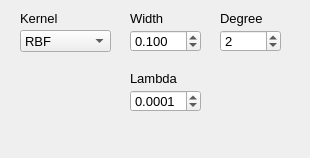
This is _AlgorithmsPlugins/KernelMethods/paramsRVM.ui in b4silio/MLDemos as Qt 5 draws it before an edit. The edited form follows.
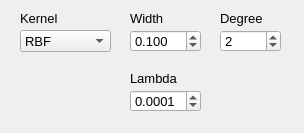
This is the edited form.

```diff
--- a/_AlgorithmsPlugins/KernelMethods/paramsRVM.ui
+++ b/_AlgorithmsPlugins/KernelMethods/paramsRVM.ui
@@ -6,8 +6,8 @@
    <rect>
     <x>0</x>
     <y>0</y>
-    <width>310</width>
-    <height>158</height>
+    <width>304</width>
+    <height>133</height>
    </rect>
   </property>
   <property name="windowTitle">
```
